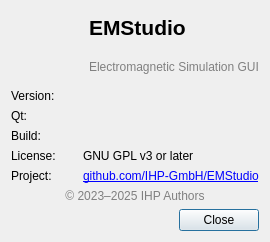
First picture: the form in src/about.ui, repository IHP-GmbH/EMStudio, before the edit.
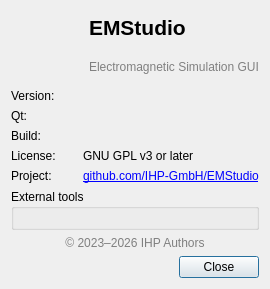
Second picture: the form after the edit.

Commit message:
Add LLM assistant, About tool versions, and Field/calc UX fixes.
Ship MCP+OpenAI agent chat with DPAPI key store, wire Results eval_rf, avoid Field export blocking the UI, and label Temp only for Elmer Thermal.

```diff
--- a/src/about.ui
+++ b/src/about.ui
@@ -103,11 +103,31 @@
     </layout>
    </item>
 
+   <!-- External tools (filled at runtime; versions load async) -->
+   <item>
+    <widget class="QGroupBox" name="toolsGroup">
+     <property name="title">
+      <string>External tools</string>
+     </property>
+     <layout class="QFormLayout" name="toolsForm">
+      <property name="labelAlignment">
+       <set>Qt::AlignRight|Qt::AlignTrailing|Qt::AlignVCenter</set>
+      </property>
+      <property name="horizontalSpacing">
+       <number>12</number>
+      </property>
+      <property name="verticalSpacing">
+       <number>4</number>
+      </property>
+     </layout>
+    </widget>
+   </item>
+
    <!-- Footer -->
    <item>
     <widget class="QLabel" name="lblCopyright">
      <property name="text">
-      <string>© 2023–2025 IHP Authors</string>
+      <string>© 2023–2026 IHP Authors</string>
      </property>
      <property name="alignment">
       <set>Qt::AlignCenter</set>
```
The commit also changes 41 other files.
